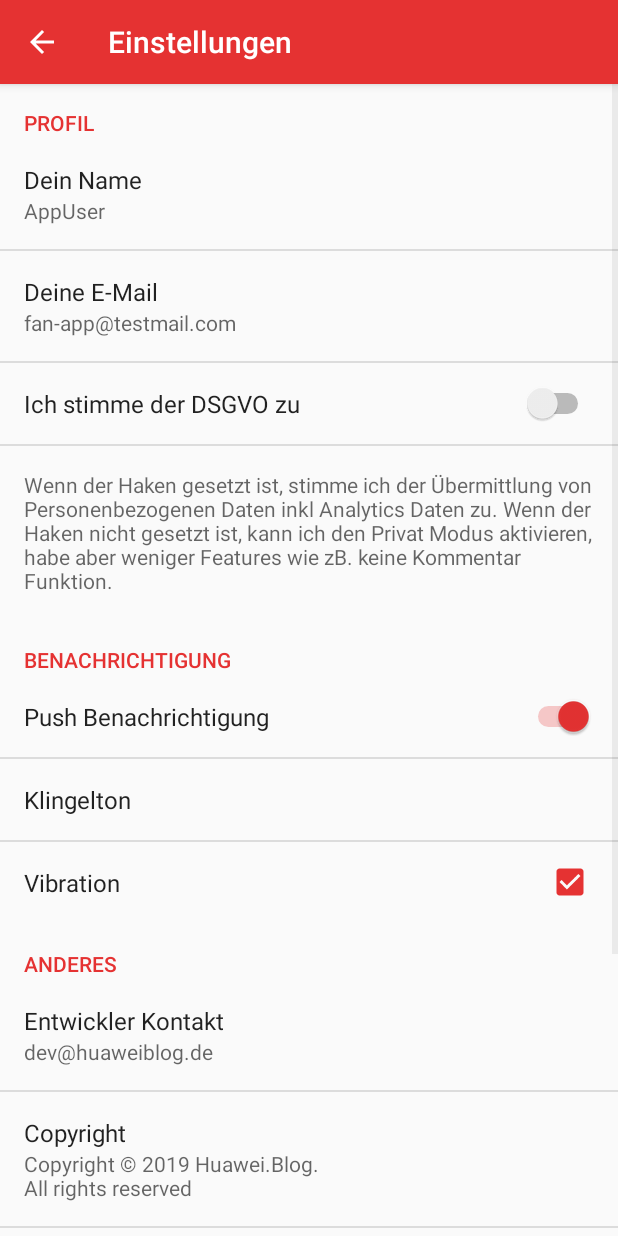
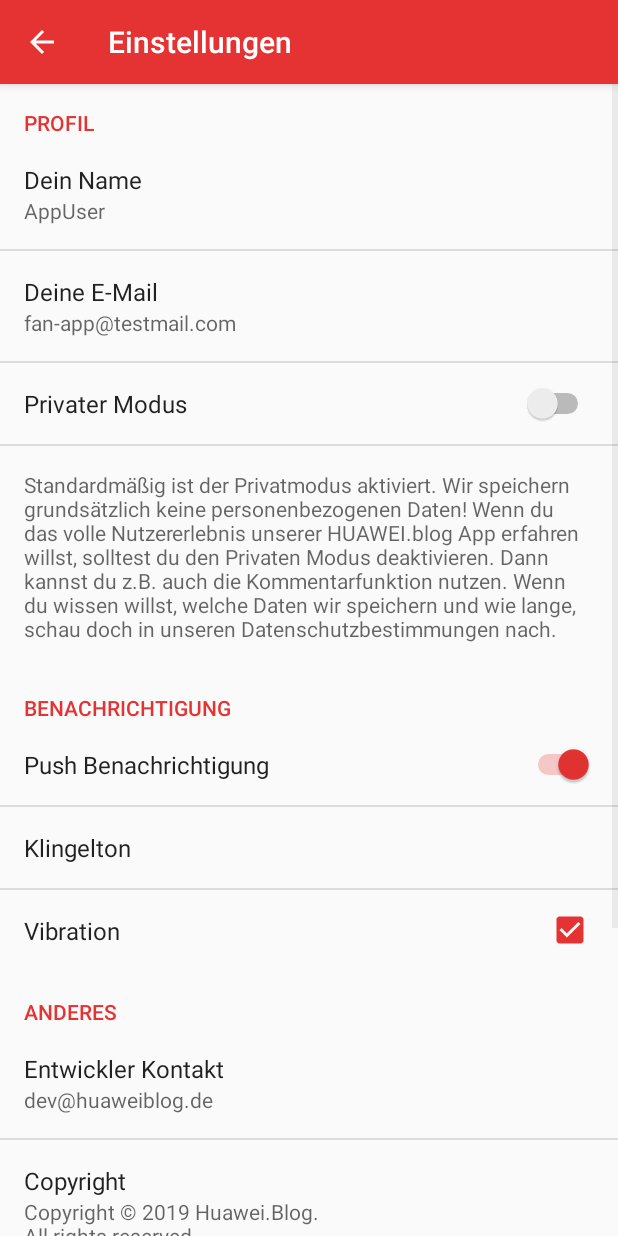
Before and after one commit to HUAWEIBlog/HUAWEI.Blog-Pro-App, an Android app: the ActivitySettings screen opened directly, with no data from a screen before it, on a phone screen of 412 x 824 dp. Run offline under Robolectric (Android 15) with nearby library versions, the phone set to English and light mode, and no system bars; our stand-ins replace Picasso; pictures from the network do not load.

Commit message:
Update strings.xml - Privaten Modus ergänzt

```diff
--- a/app/src/main/res/values/strings.xml
+++ b/app/src/main/res/values/strings.xml
@@ -68,8 +68,8 @@
     <string name="pref_title_build">Build Version</string>
     <string name="pref_title_term">Term &amp; Policies</string>
     <string name="pref_title_heart">Gemacht mit ❤ in Düsseldorf</string>
-    <string name="pref_title_dsgvo">Ich stimme der DSGVO zu</string>
-    <string name="pref_title_dsgvo_text">Wenn der Haken gesetzt ist, stimme ich der Übermittlung von Personenbezogenen Daten inkl Analytics Daten zu. Wenn der Haken nicht gesetzt ist, kann ich den Privat Modus aktivieren, habe aber weniger Features wie zB. keine Kommentar Funktion.</string>
+    <string name="pref_title_dsgvo">Privater Modus</string>
+    <string name="pref_title_dsgvo_text">Standardmäßig ist der Privatmodus aktiviert. Wir speichern grundsätzlich keine personenbezogenen Daten! Wenn du das volle Nutzererlebnis unserer HUAWEI.blog App erfahren willst, solltest du den Privaten Modus deaktivieren. Dann kannst du z.B. auch die Kommentarfunktion nutzen. Wenn du wissen willst, welche Daten wir speichern und wie lange, schau doch in unseren Datenschutzbestimmungen nach.</string>
     <string name="default_your_name">AppUser</string>
     <string name="default_your_email">fan-app@testmail.com</string>
     <string name="grant_permission_storage">Speicherzugriff gewähren</string>
@@ -90,8 +90,8 @@
     <string name="send_tv_comments">Kommentieren</string>
     <string name="send_tv_social">Teilen</string>
     <string name="count_bt_comments"> Kommentare</string>
-    <string name="msg_search_input">Bitte die Suchmaske ausfüllen</string>
-    <string name="task_running_msg">Ops, die Anfrage läuft noch</string>
+    <string name="msg_search_input">Bitte die Suchmaske ausfüllen.</string>
+    <string name="task_running_msg">Ops, die Anfrage läuft noch.</string>
     <string name="post_detail_displayed_msg">Artikeldetails anzeigen</string>
     <string name="page_detail_displayed_msg">Seitendetails anzeigen</string>
     <string name="post_have_no_comment">Dieser Artikel hat keine Kommentare.</string>
```
